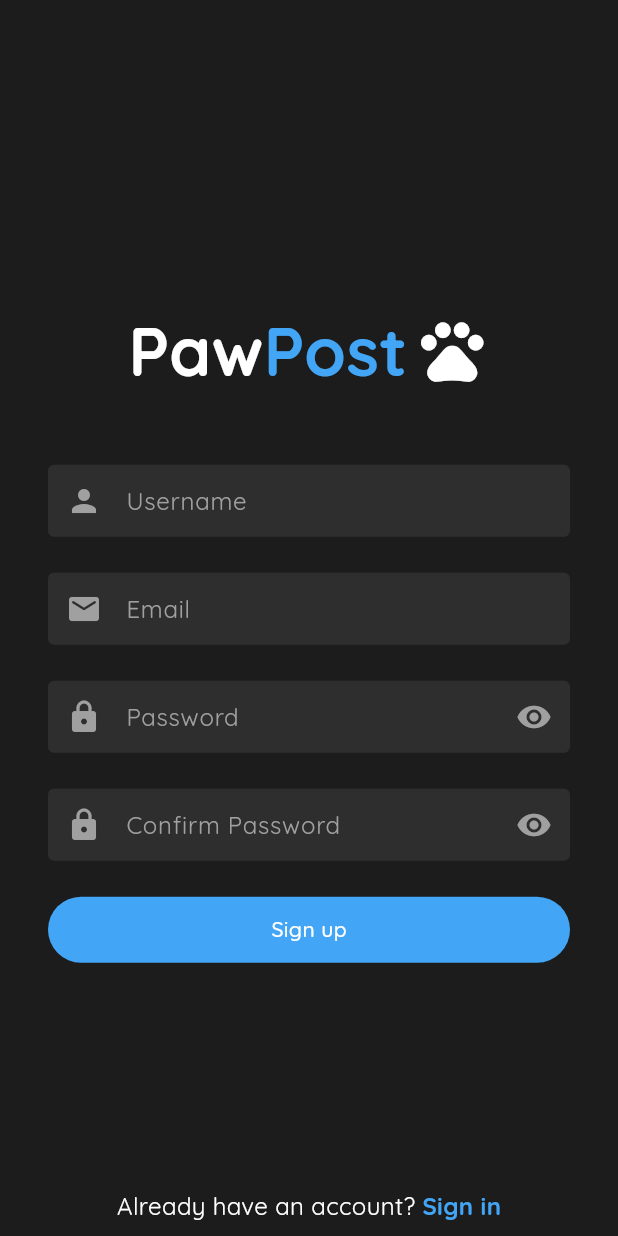
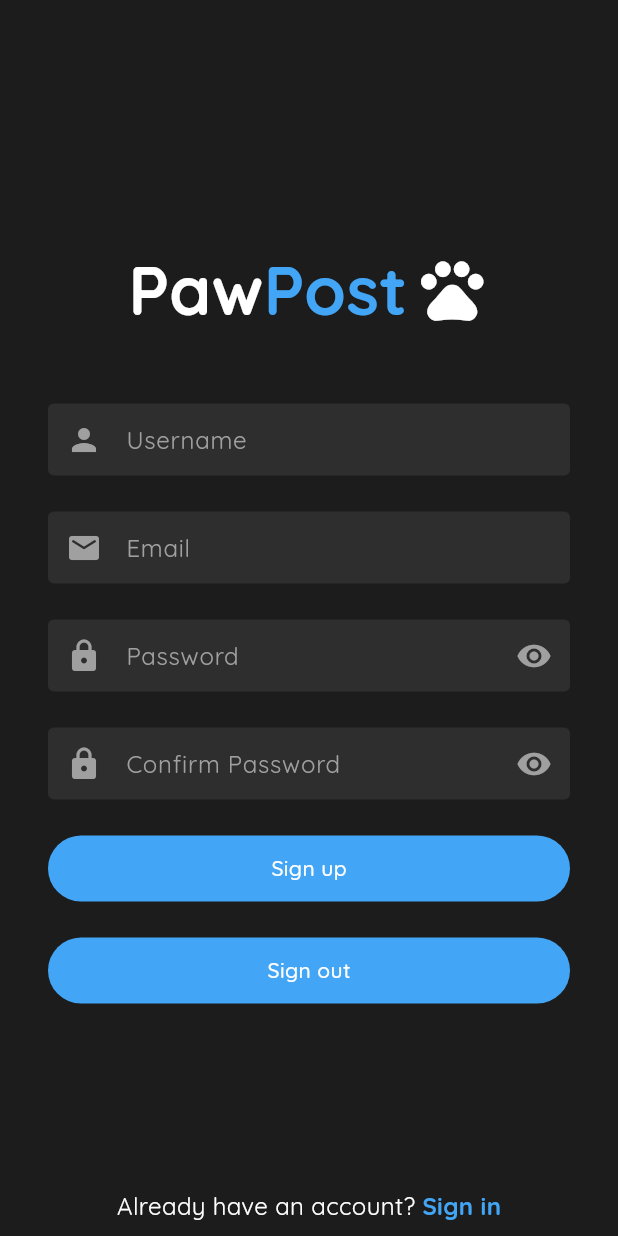
Before and after one commit to natmwong/thankupet_social_media_app, a Flutter app: the SignupScreen screen opened directly, on a phone screen of 412 x 824 dp. Run offline on Flutter 3.47's test engine with Material 3 defaults, Android fonts, the phone set to English and light mode, and no system bars; our stand-ins replace flutter_svg, google_fonts, image_picker, supabase_flutter; accounts and stored records are empty.

Commit message:
Implemented user signup, login, and profile storage

```diff
--- a/lib/main.dart
+++ b/lib/main.dart
@@ -2,6 +2,7 @@ import 'package:flutter/material.dart';
 import 'package:google_fonts/google_fonts.dart';
 import 'package:supabase_flutter/supabase_flutter.dart';
 import 'package:thankupet_social_media_app/screens/login_screen.dart';
+import 'package:thankupet_social_media_app/screens/updateProfile_screen.dart';
 import 'package:thankupet_social_media_app/utils/theme_colors.dart';
 
 void main() async {
--- /dev/null
+++ b/lib/models/user.dart
@@ -0,0 +1,55 @@
+import "package:supabase_flutter/supabase_flutter.dart";
+
+/// Represents a user in the application.
+class User {
+  final String email;
+  final String uid;
+  final String avatarUrl;
+  final String username;
+  final String fullName;
+  final String pronouns;
+  final String bio;
+  final List followers;
+  final List following;
+
+  /// Constructs a new [User] instance.
+  const User({
+    required this.email,
+    required this.uid,
+    required this.avatarUrl,
+    required this.username,
+    required this.fullName,
+    required this.pronouns,
+    required this.bio,
+    required this.followers,
+    required this.following,
+  });
+
+  /// Converts the [User] object to a JSON representation.
+  Map<String, dynamic> toJson() => {
+        "email": email,
+        "uid": uid,
+        "avatarUrl": avatarUrl,
+        "username": username,
+        'fullName': fullName,
+        "pronouns": pronouns,
+        "bio": bio,
+        "followers": followers,
+        "following": following,
+      };
+
+  // /// Creates a [User] object from a [DocumentSnapshot].
+  // static User fromSnap(DocumentSnapshot snap) {
+  //   var snapshot = snap.data() as Map<String, dynamic>;
+
+  //   return User(
+  //     username: snapshot['username'],
+  //     uid: snapshot['uid'],
+  //     email: snapshot['email'],
+  //     photoUrl: snapshot['photoUrl'],
+  //     bio: snapshot['bio'],
+  //     followers: snapshot['followers'],
+  //     following: snapshot['following'],
+  //   );
+  // }
+}
--- a/lib/screens/signup_screen.dart
+++ b/lib/screens/signup_screen.dart
@@ -1,7 +1,11 @@
 import "package:flutter/material.dart";
 import "package:google_fonts/google_fonts.dart";
+import "package:supabase_flutter/supabase_flutter.dart";
+import "package:thankupet_social_media_app/resources/auth_methods.dart";
 import "package:thankupet_social_media_app/screens/login_screen.dart";
+import "package:thankupet_social_media_app/screens/updateProfile_screen.dart";
 import "package:thankupet_social_media_app/utils/theme_colors.dart";
+import "package:thankupet_social_media_app/utils/utils.dart";
 import "package:thankupet_social_media_app/widgets/logo_text.dart";
 import "package:thankupet_social_media_app/widgets/text_field_input.dart";
 
@@ -15,19 +19,20 @@ class SignupScreen extends StatefulWidget {
 class _SignupScreenState extends State<SignupScreen> {
   final TextEditingController _emailController = TextEditingController();
   final TextEditingController _passwordController = TextEditingController();
-  final TextEditingController _bioController = TextEditingController();
+  final TextEditingController _confirmPasswordController =
+      TextEditingController();
   final TextEditingController _usernameController = TextEditingController();
+  final SupabaseClient _supabase = Supabase.instance.client;
+  bool _isLoading = false;
 
   @override
   void dispose() {
     super.dispose();
     _emailController.dispose();
     _passwordController.dispose();
-    _bioController.dispose();
+    _confirmPasswordController.dispose();
     _usernameController.dispose();
   }
-
-  void selectImage() {}
 
   void navigateToLogin() {
     Navigator.of(context).push(
@@ -35,6 +40,39 @@ class _SignupScreenState extends State<SignupScreen> {
         builder: (context) => const LoginScreen(),
       ),
     );
+  }
+
+  Future<void> redirect(String res) async {
+    setState(() {
+      _isLoading = false;
+    });
+    await Future.delayed(Duration.zero);
+    final session = _supabase.auth.currentSession;
+
+    if (!mounted) return;
+
+    if (session != null) {
+      Navigator.of(context).push(
+        MaterialPageRoute(
+          builder: (context) => const UpdateProfileScreen(),
+        ),
+      );
+    } else {
+      showSnackBar(res, context);
+    }
+  }
+
+  void signUpUser() async {
+    setState(() {
+      _isLoading = true;
+    });
+    String res = await AuthMethods().signUpUser(
+      username: _usernameController.text,
+      email: _emailController.text,
+      password: _passwordController.text,
+      confirmPassword: _confirmPasswordController.text,
+    );
+    redirect(res);
   }
 
   @override
@@ -104,25 +142,55 @@ class _SignupScreenState extends State<SignupScreen> {
                 TextFieldInput(
                   hintText: 'Confirm Password',
                   textInputType: TextInputType.text,
-                  textEditingController: _bioController,
+                  textEditingController: _confirmPasswordController,
                   isPass: true,
                   icon: Icons.lock_rounded,
                 ),
                 const SizedBox(height: 24),
                 //button login
                 InkWell(
-                  //onTap: signUpUser,
+                  onTap: signUpUser,
                   child: Container(
-                    // child: _isLoading
-                    //     ? const Center(
-                    //         child: CircularProgressIndicator(
-                    //           color: primaryColor,
-                    //         ),
-                    //       )
-                    //     :
-                    child: Text('Sign up',
-                        style: TextStyle(
-                            color: primaryColor, fontWeight: FontWeight.w500)),
+                    child: _isLoading
+                        ? const Center(
+                            child: CircularProgressIndicator(
+                              color: primaryColor,
+                            ),
+                          )
+                        : Text('Sign up',
+                            style: TextStyle(
+                                color: primaryColor,
+                                fontWeight: FontWeight.w500)),
+                    width: double.infinity,
+                    alignment: Alignment.center,
+                    padding: const EdgeInsets.symmetric(vertical: 12),
+                    decoration: const ShapeDecoration(
+                        shape: RoundedRectangleBorder(
+                          borderRadius: BorderRadius.all(
+                            Radius.circular(30),
+                          ),
+                        ),
+                        color: accentColor),
+                  ),
+                ),
+                const SizedBox(height: 24),
+                //button login
+                InkWell(
+                  onTap: () {
+                    AuthMethods().signOut();
+                    showSnackBar("Signout success", context);
+                  },
+                  child: Container(
+                    child: _isLoading
+                        ? const Center(
+                            child: CircularProgressIndicator(
+                              color: primaryColor,
+                            ),
+                          )
+                        : Text('Sign out',
+                            style: TextStyle(
+                                color: primaryColor,
+                                fontWeight: FontWeight.w500)),
                     width: double.infinity,
                     alignment: Alignment.center,
                     padding: const EdgeInsets.symmetric(vertical: 12),
--- a/pubspec.yaml
+++ b/pubspec.yaml
@@ -33,6 +33,7 @@ dependencies:
     sdk: flutter
   flutter_svg: ^2.0.10+1
   google_fonts: ^6.2.1
+  image_picker: ^1.1.2
   supabase_flutter: ^2.5.11
 
 dev_dependencies:
```
Also changed, not shown: lib/resources/auth_methods.dart (added, +65 -0 lines), lib/resources/storage_methods.dart (added, +55 -0 lines), lib/screens/login_screen.dart (+40 -1 lines), lib/screens/updateProfile_screen.dart (added, +215 -0 lines), lib/utils/utils.dart (added, +21 -0 lines), pubspec.lock, 8 other files.
